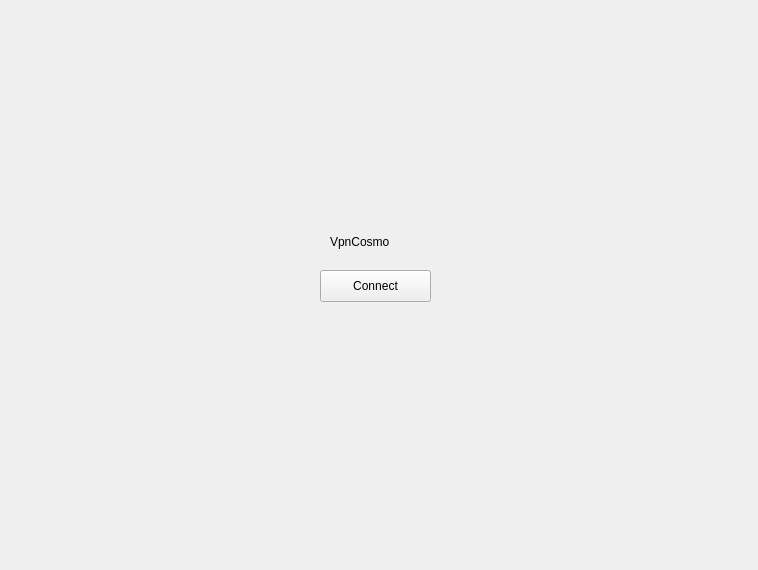
Above: widget.ui from LDAi0/vpnCosmo before the change. Below: the same form after it.
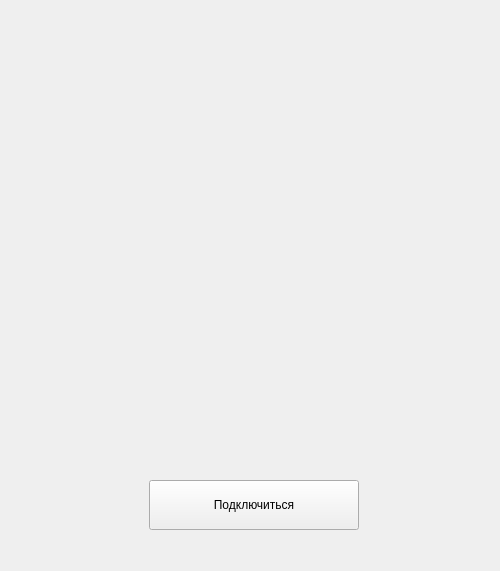
That is the form after the change. Icons and pictures are not drawn.

```diff
--- a/widget.ui
+++ b/widget.ui
@@ -6,37 +6,49 @@
    <rect>
     <x>0</x>
     <y>0</y>
-    <width>758</width>
-    <height>570</height>
+    <width>500</width>
+    <height>571</height>
    </rect>
   </property>
   <property name="windowTitle">
    <string>Widget</string>
   </property>
+  <property name="styleSheet">
+   <string notr="true"/>
+  </property>
   <widget class="QPushButton" name="pushButton">
    <property name="geometry">
     <rect>
-     <x>320</x>
-     <y>270</y>
-     <width>111</width>
-     <height>32</height>
+     <x>149</x>
+     <y>480</y>
+     <width>210</width>
+     <height>50</height>
     </rect>
    </property>
+   <property name="styleSheet">
+    <string notr="true"/>
+   </property>
    <property name="text">
-    <string>Connect</string>
+    <string>Подключиться</string>
    </property>
   </widget>
   <widget class="QLabel" name="label">
    <property name="geometry">
     <rect>
-     <x>330</x>
-     <y>230</y>
-     <width>106</width>
-     <height>24</height>
+     <x>440</x>
+     <y>30</y>
+     <width>31</width>
+     <height>31</height>
     </rect>
    </property>
    <property name="text">
-    <string>VpnCosmo</string>
+    <string/>
+   </property>
+   <property name="pixmap">
+    <pixmap resource="resourses/resourses.qrc">:/images/main-menu.png</pixmap>
+   </property>
+   <property name="scaledContents">
+    <bool>true</bool>
    </property>
   </widget>
  </widget>
```
Left out of the diff: 4 changed lines with no effect on the pictures.
